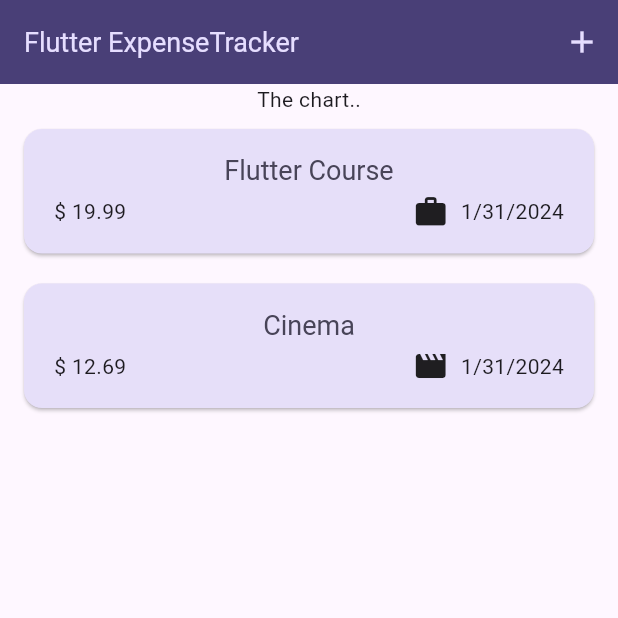
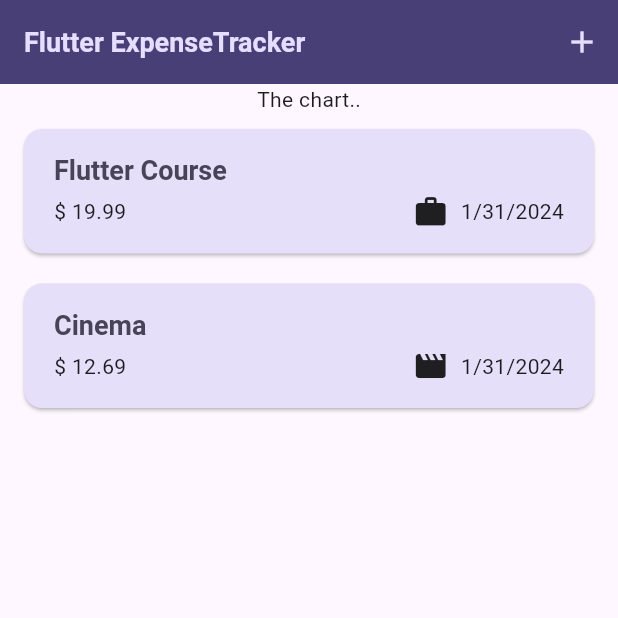
Before and after one commit to mardybum8737/expense_tracker, a Flutter app: the screen it shows after launch, on a phone screen of 412 x 824 dp, the top half of it. Run offline on Flutter 3.47's test engine with Material 3 defaults, Android fonts, the phone set to English and light mode, and no system bars.

Commit message:
Theme_applying

```diff
--- a/lib/main.dart
+++ b/lib/main.dart
@@ -28,7 +28,7 @@ void main() {
         ),
         textTheme: ThemeData().textTheme.copyWith(
               titleLarge: TextStyle(
-                fontWeight: FontWeight.normal,
+                fontWeight: FontWeight.bold,
                 color: kColorScheme.onSecondaryContainer,
                 fontSize: 18,
               ),
--- a/lib/widgets/expenses_list/expense_item.dart
+++ b/lib/widgets/expenses_list/expense_item.dart
@@ -14,7 +14,7 @@ class ExpenseItem extends StatelessWidget {
           horizontal: 20,
           vertical: 16,
         ),
-        child: Column(children: [
+        child: Column(crossAxisAlignment: CrossAxisAlignment.start, children: [
           Text(
             expense.title,
             style: Theme.of(context).textTheme.titleLarge,
--- a/lib/widgets/expenses_list/expenses_list.dart
+++ b/lib/widgets/expenses_list/expenses_list.dart
@@ -18,6 +18,12 @@ class ExpensesList extends StatelessWidget {
       itemCount: expenses.length,
       itemBuilder: (ctx, index) => Dismissible(
         key: ValueKey(expenses[index]),
+        background: Container(
+          color: Theme.of(context).colorScheme.error.withOpacity(0.8),
+          margin: EdgeInsets.symmetric(
+            horizontal: Theme.of(context).cardTheme.margin!.horizontal,
+          ),
+        ),
         onDismissed: (direction) {
           onRemoveExpense(expenses[index]);
         },
```
